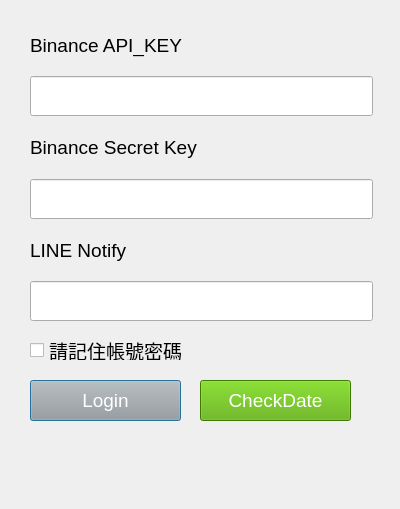
Above: GUI/Login.ui from a046829713/Crypto_trading before the change. Below: the same form after it.
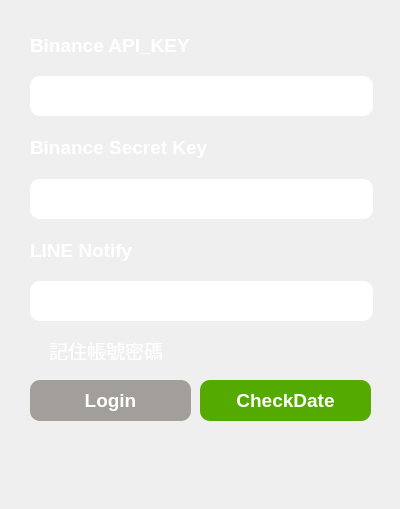
That is the form after the change. Icons and pictures are not drawn.

Patch:
```diff
--- a/GUI/Login.ui
+++ b/GUI/Login.ui
@@ -11,25 +11,42 @@
    </rect>
   </property>
   <property name="windowTitle">
-   <string>Dialog</string>
+   <string>WourTradingSysteam</string>
+  </property>
+  <property name="windowIcon">
+   <iconset>
+    <normalon>Images/binance.png</normalon>
+   </iconset>
+  </property>
+  <property name="styleSheet">
+   <string notr="true">background: qlineargradient(x1: 0, y1: 0, x2: 1, y2: 1,
+                                    stop: 0 #4c4c4c, stop: 1 #1f1f1f);</string>
   </property>
   <widget class="QPushButton" name="pushButton_login">
    <property name="geometry">
     <rect>
      <x>30</x>
      <y>380</y>
-     <width>151</width>
+     <width>161</width>
      <height>41</height>
     </rect>
    </property>
    <property name="font">
     <font>
      <pointsize>14</pointsize>
+     <bold>true</bold>
     </font>
    </property>
    <property name="styleSheet">
-    <string notr="true">background-color: rgb(162, 158, 154);
-color: rgb(255, 255, 255);</string>
+    <string notr="true">QPushButton {
+    background-color: rgb(162, 158, 154);
+    color: rgb(255, 255, 255);
+    border-radius: 10px;
+}
+
+QPushButton:hover {
+    background-color: rgb(130, 130, 130);
+}</string>
    </property>
    <property name="text">
     <string>Login</string>
@@ -49,8 +66,12 @@
      <pointsize>14</pointsize>
     </font>
    </property>
+   <property name="styleSheet">
+    <string notr="true">color: rgb(255, 255, 255);
+background-color: rgba(255, 255, 255, 0);</string>
+   </property>
    <property name="text">
-    <string>請記住帳號密碼</string>
+    <string>記住帳號密碼</string>
    </property>
   </widget>
   <widget class="QPushButton" name="pushButton_CheckDate">
@@ -58,24 +79,35 @@
     <rect>
      <x>200</x>
      <y>380</y>
-     <width>151</width>
+     <width>171</width>
      <height>41</height>
     </rect>
    </property>
    <property name="font">
     <font>
      <pointsize>14</pointsize>
+     <bold>true</bold>
     </font>
    </property>
    <property name="styleSheet">
-    <string notr="true">background-color: rgb(85, 170, 0);
-color: rgb(255, 255, 255);</string>
+    <string notr="true">QPushButton {
+    background-color: rgb(85, 170, 0);
+    color: rgb(255, 255, 255);
+    border-radius: 10px;
+}
+
+QPushButton:hover {
+    
+	background-color: rgb(0, 170, 0);
+}
+
+</string>
    </property>
    <property name="text">
     <string>CheckDate</string>
    </property>
   </widget>
-  <widget class="QWidget" name="">
+  <widget class="QWidget" name="layoutWidget">
    <property name="geometry">
     <rect>
      <x>30</x>
@@ -96,8 +128,13 @@
       <property name="font">
        <font>
         <pointsize>14</pointsize>
+        <bold>true</bold>
        </font>
       </property>
+      <property name="styleSheet">
+       <string notr="true">background-color: rgba(255, 255, 255, 0);
+color: rgb(255, 255, 255);</string>
+      </property>
       <property name="text">
        <string>Binance API_KEY</string>
       </property>
@@ -111,6 +148,10 @@
         <height>40</height>
        </size>
       </property>
+      <property name="styleSheet">
+       <string notr="true"> border-radius: 10px; 
+background-color: rgb(255, 255, 255);</string>
+      </property>
      </widget>
     </item>
     <item>
@@ -124,8 +165,13 @@
       <property name="font">
        <font>
         <pointsize>14</pointsize>
+        <bold>true</bold>
        </font>
       </property>
+      <property name="styleSheet">
+       <string notr="true">background-color: rgba(255, 255, 255, 0);
+color: rgb(255, 255, 255);</string>
+      </property>
       <property name="text">
        <string>Binance Secret Key</string>
       </property>
@@ -139,6 +185,13 @@
         <height>40</height>
        </size>
       </property>
+      <property name="styleSheet">
+       <string notr="true"> border-radius: 10px; 
+background-color: rgb(255, 255, 255);</string>
+      </property>
+      <property name="echoMode">
+       <enum>QLineEdit::Password</enum>
+      </property>
      </widget>
     </item>
     <item>
@@ -152,8 +205,13 @@
       <property name="font">
        <font>
         <pointsize>14</pointsize>
+        <bold>true</bold>
        </font>
       </property>
+      <property name="styleSheet">
+       <string notr="true">background-color: rgba(255, 255, 255, 0);
+color: rgb(255, 255, 255);</string>
+      </property>
       <property name="text">
        <string>LINE Notify</string>
       </property>
@@ -167,6 +225,13 @@
         <height>40</height>
        </size>
       </property>
+      <property name="styleSheet">
+       <string notr="true"> border-radius: 10px; 
+background-color: rgb(255, 255, 255);</string>
+      </property>
+      <property name="echoMode">
+       <enum>QLineEdit::Password</enum>
+      </property>
      </widget>
     </item>
    </layout>
```
Left out of the diff: 8 changed lines with no effect on the pictures.
